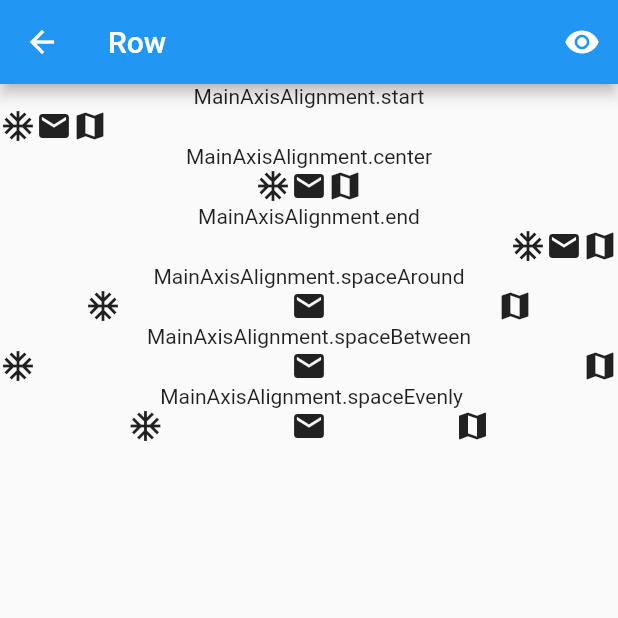
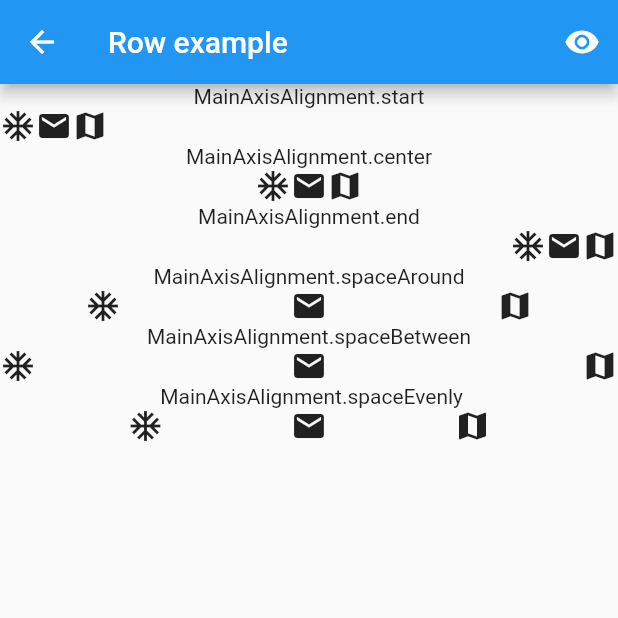
Before and after one commit to shakannn/flutex, a Flutter app: the RowExample screen opened directly, on a phone screen of 412 x 824 dp, the top half of it. Run offline on Flutter 3.47's test engine with Material 2 defaults, Android fonts, the phone set to English and light mode, and no system bars.

Commit message:
Update row_example.dart

```diff
--- a/flutex/lib/component/row_example.dart
+++ b/flutex/lib/component/row_example.dart
@@ -5,7 +5,7 @@ class RowExample extends StatelessWidget {
   Widget build(BuildContext context) {
     return SafeArea(
       child: Scaffold(
-        appBar: AppBar(title: Text('Row'), actions: [
+        appBar: AppBar(title: Text('Row example'), actions: [
           IconButton(
             icon: Icon(Icons.visibility),
             onPressed: () => showBottomSheet(
```
